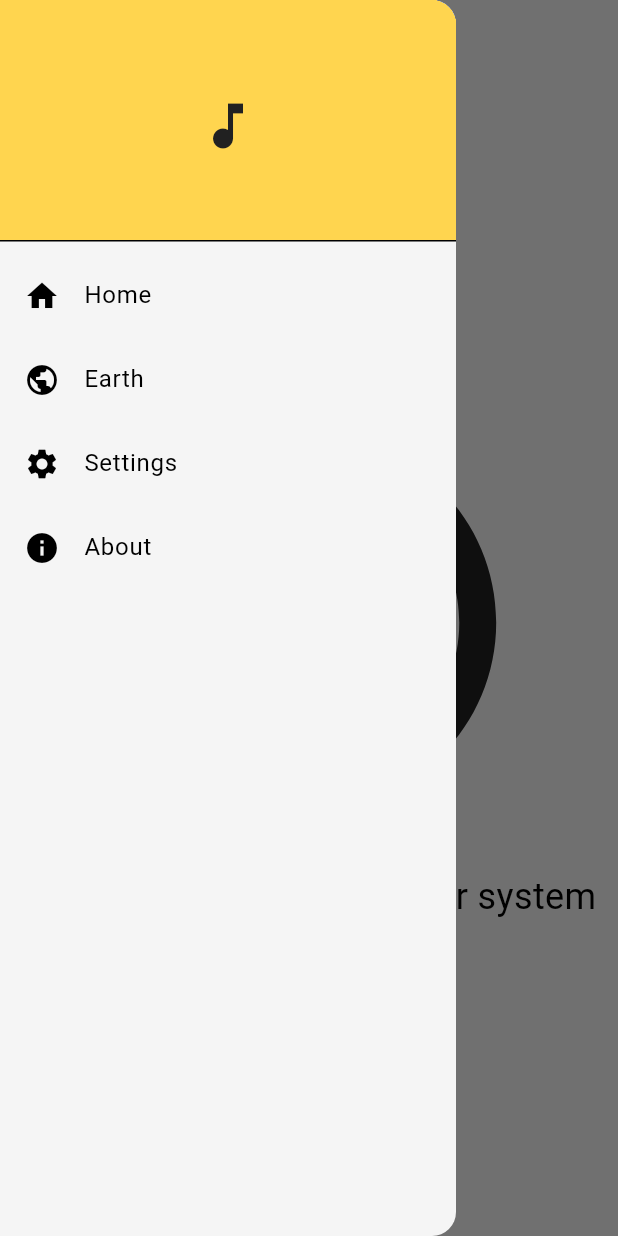
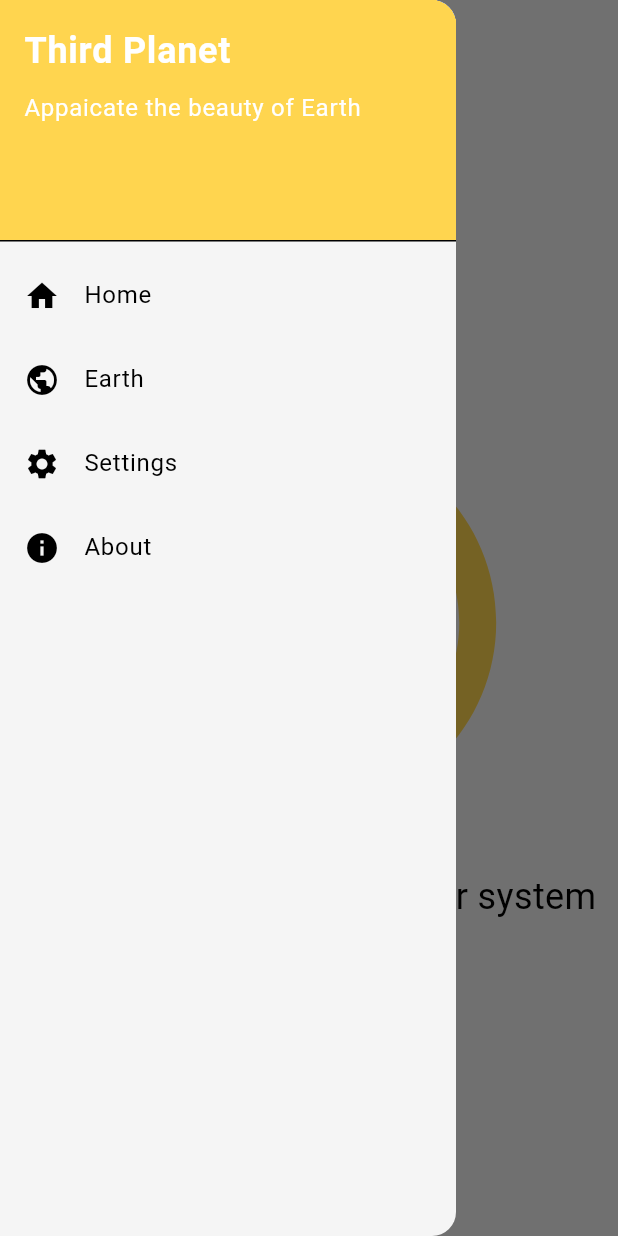
Before and after one commit to lok020/third_planet, a Flutter app: the screen it shows after launch, with the side drawer open, on a phone screen of 412 x 824 dp. Run offline on Flutter 3.47's test engine with Material 3 defaults, Android fonts, the phone set to English and light mode, and no system bars; our stand-ins replace package_info_plus.

Commit message:
chore: update ui (#4)

```diff
--- a/lib/components/my_drawer.dart
+++ b/lib/components/my_drawer.dart
@@ -18,8 +18,29 @@ class MyDrawer extends StatelessWidget {
             decoration: BoxDecoration(
               color: Theme.of(context).colorScheme.primary,
             ),
-            child: Icon(Icons.music_note, size: 40, color: Theme.of(context).colorScheme.inversePrimary),
-
+            child: SizedBox(
+              child: Column(
+                crossAxisAlignment: CrossAxisAlignment.start,
+                children: [
+                  Text(
+                    'Third Planet',
+                    style: TextStyle(
+                      color: Theme.of(context).colorScheme.onPrimary,
+                      fontSize: 24,
+                      fontWeight: FontWeight.bold,
+                    ),
+                  ),
+                  const SizedBox(height: 8),
+                  Text(
+                    'Appaicate the beauty of Earth',
+                    style: TextStyle(
+                      color: Theme.of(context).colorScheme.onPrimary,
+                      fontSize: 16,
+                    ),
+                  ),
+                ],
+              ),
+            ),
           ),
           ListTile(
             leading: const Icon(Icons.home),
--- a/lib/pages/Earth_page.dart
+++ b/lib/pages/Earth_page.dart
@@ -60,8 +60,14 @@ class _EarthPageState extends State<EarthPage> {
                   ),
                   const SizedBox(height: 16),
                   Text(
-                    'Most recent image of Earth: $mostRecentImageDate',
-                    style: const TextStyle(fontSize: 20),
+                    'Most recent image of Earth:',
+                    style: const TextStyle(fontSize: 16),
+                    textAlign: TextAlign.center,
+                  ),
+                  Text(
+                    '$mostRecentImageDate',
+                    style: const TextStyle(fontSize: 24, fontWeight: FontWeight.bold),
+                    textAlign: TextAlign.center,
                   ),
                 ],
               );
--- a/lib/pages/home_page.dart
+++ b/lib/pages/home_page.dart
@@ -19,10 +19,15 @@ class _HomePageState extends State<HomePage> {
         child: Column(
           mainAxisAlignment: MainAxisAlignment.center,
           children: [
-            Icon(
-              Icons.public,  // This is the earth/globe icon
-              size: 300,
-              color: Theme.of(context).colorScheme.inversePrimary,
+            AnimatedRotation(
+              turns: 150,
+              duration: const Duration(hours: 1),
+              curve: Curves.linear,
+              child: Icon(
+                Icons.public,
+                size: 300,
+                color: Theme.of(context).colorScheme.primary,
+              ),
             ),
             const SizedBox(height: 16),  // Add some spacing between icon and text
             const Text('The third planet in the solar system',
```
